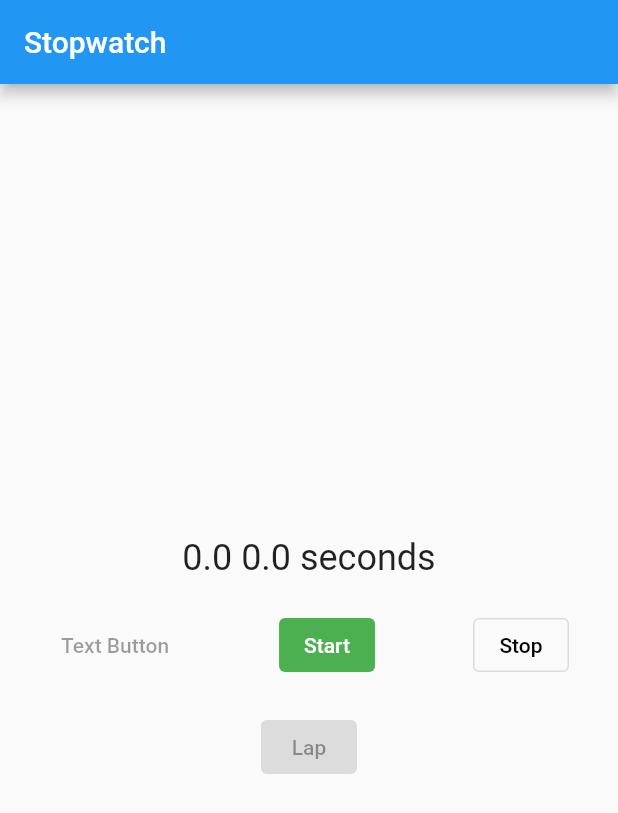
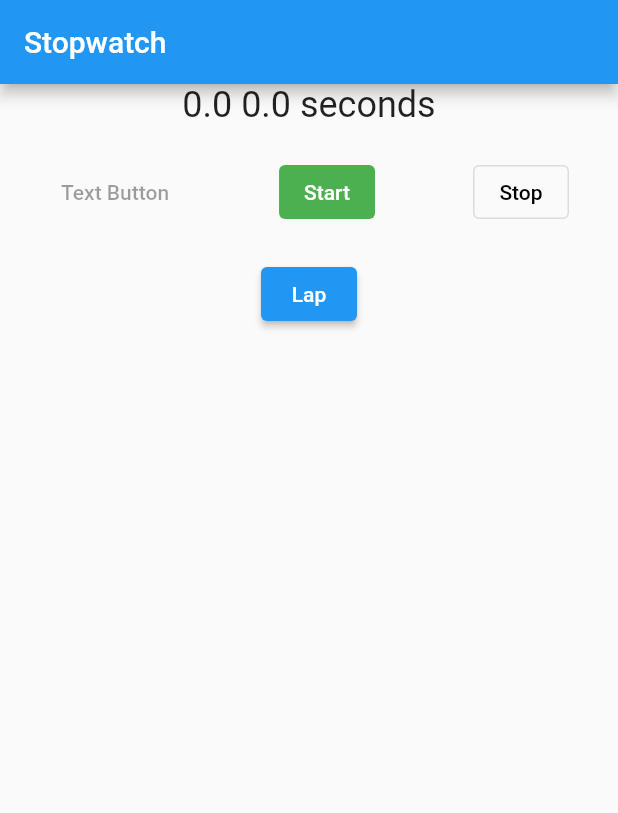
Before and after one commit to jessaleks/flutter_practice, a Flutter app: the screen it shows after launch, on a phone screen of 412 x 824 dp. Shown: the top 813 px of the screen. Run offline on Flutter 3.47's test engine with Material 2 defaults, Android fonts, the phone set to English and light mode, and no system bars.

Commit message:
simple stopwatch

```diff
--- a/lib/stopwatch.dart
+++ b/lib/stopwatch.dart
@@ -12,6 +12,7 @@ class StopWatchState extends State<StopWatch> {
   int miliseconds = 0;
   Timer? timer;
   bool isTicking = true;
+  final laps = <int>[];
 
   void _onTick(Timer time) {
     setState(() {
@@ -20,7 +21,9 @@ class StopWatchState extends State<StopWatch> {
   }
 
   void _startTimer() {
-    timer = Timer.periodic(const Duration(seconds: 1), _onTick);
+    timer = Timer.periodic(const Duration(milliseconds: 1), _onTick);
+    laps.clear();
+
     setState(() {
       miliseconds = 0;
       isTicking = true;
@@ -32,10 +35,11 @@ class StopWatchState extends State<StopWatch> {
 
     setState(() {
       isTicking = false;
+      miliseconds = 0;
     });
   }
 
-  String _secondsText() {
+  String _secondsText(int miliseconds) {
     final seconds = miliseconds / 1000;
     return '$seconds seconds';
   }
@@ -47,6 +51,21 @@ class StopWatchState extends State<StopWatch> {
     super.dispose();
   }
 
+  void _lap() {
+    setState(() {
+      laps.add(miliseconds);
+      miliseconds = 0;
+    });
+  }
+
+  Widget _buildLapDisplay() {
+    return ListView(
+      children: <Widget>[
+        for (var ms in laps) ListTile(title: Text(_secondsText(ms))),
+      ],
+    );
+  }
+
   @override
   Widget build(BuildContext context) {
     return Scaffold(
@@ -56,7 +75,7 @@ class StopWatchState extends State<StopWatch> {
         body: Column(
           mainAxisAlignment: MainAxisAlignment.center,
           children: <Widget>[
-            Text('${miliseconds / 1000.0} ${_secondsText()}',
+            Text('${miliseconds / 1000.0} ${_secondsText(miliseconds)}',
                 style: Theme.of(context).textTheme.headline5),
             const SizedBox(height: 20.0),
             Row(
@@ -86,11 +105,14 @@ class StopWatchState extends State<StopWatch> {
               ],
             ),
             const SizedBox(height: 20.0),
-            const Center(
+            Center(
               child: ElevatedButton(
-                child: Text("Lap"),
-                onPressed: null,
+                child: const Text("Lap"),
+                onPressed: _lap,
               ),
+            ),
+            Expanded(
+              child: _buildLapDisplay(),
             )
           ],
         ));
```
